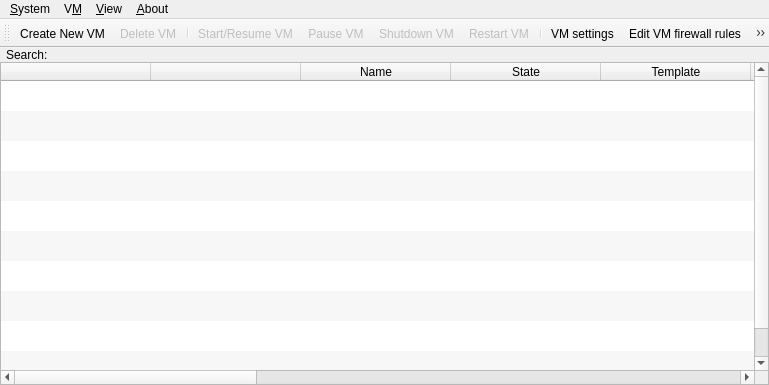
Old version of the form ui/vtmanager.ui in the repository QubesOS/qubes-manager.
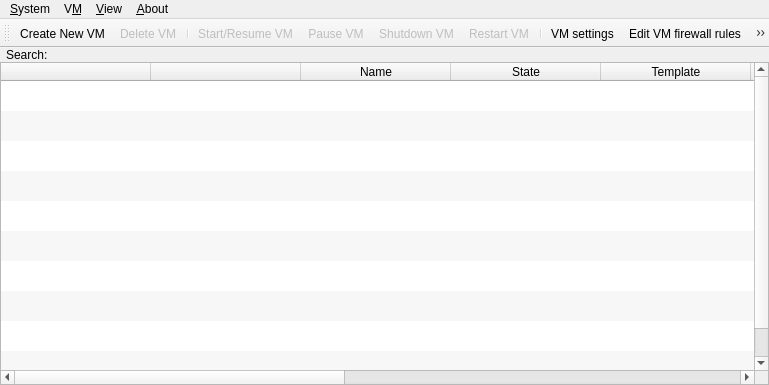
New version of the form. Icons and pictures are not drawn.

```diff
--- a/ui/vtmanager.ui
+++ b/ui/vtmanager.ui
@@ -136,7 +136,7 @@
        <number>10</number>
       </property>
       <property name="columnCount">
-       <number>15</number>
+       <number>11</number>
       </property>
       <attribute name="horizontalHeaderCascadingSectionResizes">
        <bool>false</bool>
@@ -209,32 +209,6 @@
         <string>VM's netVM</string>
        </property>
       </column>
-      <column>
-       <property name="text">
-        <string>CPU</string>
-       </property>
-      </column>
-      <column>
-       <property name="text">
-        <string>CPU Graph</string>
-       </property>
-       <property name="toolTip">
-        <string>CPU usage graph</string>
-       </property>
-      </column>
-      <column>
-       <property name="text">
-        <string>MEM</string>
-       </property>
-      </column>
-      <column>
-       <property name="text">
-        <string>MEM Graph</string>
-       </property>
-       <property name="toolTip">
-        <string>Memory usage graph</string>
-       </property>
-      </column>
       <column>
        <property name="text">
         <string>Size</string>
```
Left out of the diff: 4 changed lines with no effect on the pictures.
